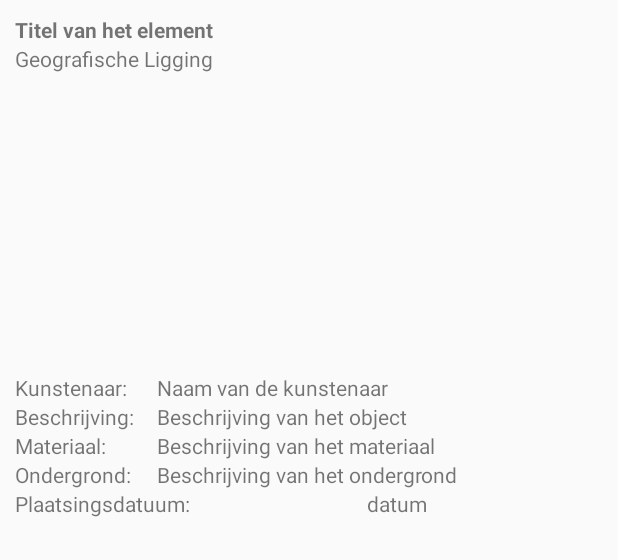
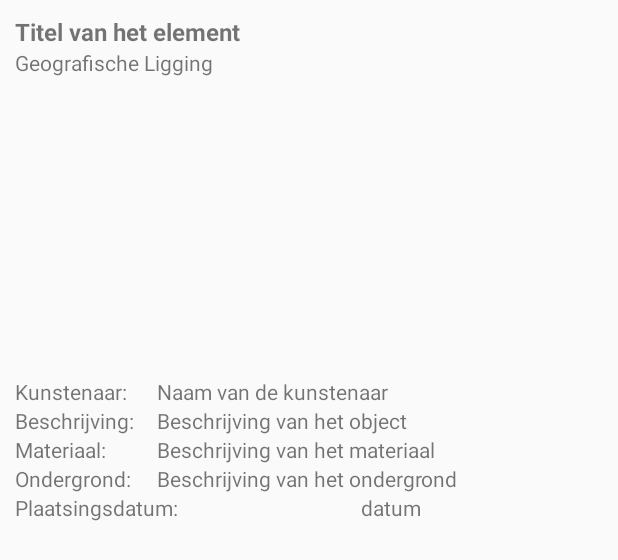
Before and after one commit to marcello505/Programmeren3Project, an Android app: the layout activity_detail.xml on its own in the app's theme, with its tools: preview values and no code run, on a phone screen of 412 x 824 dp. Shown: the top 560 px of the screen. Run offline under Robolectric (Android 15) with nearby library versions, the phone set to English and light mode, and no system bars.

Commit message:
Detailview geimplementeerd.

```diff
--- a/Project/app/src/main/res/layout/activity_detail.xml
+++ b/Project/app/src/main/res/layout/activity_detail.xml
@@ -13,9 +13,10 @@
         android:layout_height="wrap_content"
         android:text="Titel van het element"
         android:textStyle="bold"
+        android:textSize="16sp"
         app:layout_constraintEnd_toEndOf="parent"
         app:layout_constraintStart_toStartOf="parent"
-        app:layout_constraintTop_toTopOf="parent" />
+        app:layout_constraintTop_toTopOf="parent"/>
 
     <TextView
         android:id="@+id/tv_activity_detail_geografische_ligging"
@@ -37,28 +38,30 @@
     <TextView
         android:id="@+id/tv_activity_detail_kunstenaar"
         android:layout_width="wrap_content"
-        android:layout_height="wrap_content"
+        android:layout_height="0dp"
         android:text="@string/kunstenaar"
+        app:layout_constraintBottom_toBottomOf="@+id/tv_activity_detail_kunstenaar_invoer"
         app:layout_constraintStart_toStartOf="parent"
-        app:layout_constraintTop_toBottomOf="@+id/iv_activity_detail_image" />
+        app:layout_constraintTop_toTopOf="@+id/tv_activity_detail_kunstenaar_invoer" />
 
     <TextView
         android:id="@+id/tv_activity_detail_kunstenaar_invoer"
         android:layout_width="0dp"
         android:layout_height="wrap_content"
+        android:layout_marginStart="20dp"
         android:text="Naam van de kunstenaar"
-        android:layout_marginStart="20dp"
         app:layout_constraintEnd_toEndOf="parent"
         app:layout_constraintStart_toEndOf="@+id/tv_activity_detail_kunstenaar"
-        app:layout_constraintTop_toBottomOf="@+id/iv_activity_detail_image"/>
+        app:layout_constraintTop_toBottomOf="@+id/iv_activity_detail_image" />
 
     <TextView
         android:id="@+id/tv_activity_detail_beschrijving"
         android:layout_width="wrap_content"
-        android:layout_height="wrap_content"
+        android:layout_height="0dp"
         android:text="@string/beschrijving"
+        app:layout_constraintBottom_toBottomOf="@+id/tv_activity_detail_beschrijving_invoer"
         app:layout_constraintStart_toStartOf="parent"
-        app:layout_constraintTop_toBottomOf="@+id/tv_activity_detail_kunstenaar" />
+        app:layout_constraintTop_toBottomOf="@+id/tv_activity_detail_kunstenaar_invoer" />
 
     <TextView
         android:id="@+id/tv_activity_detail_beschrijving_invoer"
@@ -72,10 +75,11 @@
     <TextView
         android:id="@+id/tv_activity_detail_materiaal"
         android:layout_width="wrap_content"
-        android:layout_height="wrap_content"
+        android:layout_height="0dp"
         android:text="@string/materiaal"
+        app:layout_constraintBottom_toBottomOf="@+id/tv_activity_detail_materiaal_invoer"
         app:layout_constraintStart_toStartOf="parent"
-        app:layout_constraintTop_toBottomOf="@+id/tv_activity_detail_beschrijving" />
+        app:layout_constraintTop_toBottomOf="@+id/tv_activity_detail_beschrijving_invoer" />
 
     <TextView
         android:id="@+id/tv_activity_detail_materiaal_invoer"
@@ -89,10 +93,11 @@
     <TextView
         android:id="@+id/tv_activity_detail_ondergrond"
         android:layout_width="wrap_content"
-        android:layout_height="wrap_content"
+        android:layout_height="0dp"
         android:text="@string/ondergrond"
+        app:layout_constraintBottom_toBottomOf="@+id/tv_activity_detail_ondergrond_invoer"
         app:layout_constraintStart_toStartOf="parent"
-        app:layout_constraintTop_toBottomOf="@+id/tv_activity_detail_materiaal" />
+        app:layout_constraintTop_toTopOf="@+id/tv_activity_detail_ondergrond_invoer" />
 
     <TextView
         android:id="@+id/tv_activity_detail_ondergrond_invoer"
@@ -106,10 +111,11 @@
     <TextView
         android:id="@+id/tv_activity_detail_plaatsingsdatum"
         android:layout_width="wrap_content"
-        android:layout_height="wrap_content"
-        android:text="@string/plaatsingsdatuum"
+        android:layout_height="0dp"
+        android:text="@string/plaatsingsdatum"
+        app:layout_constraintBottom_toBottomOf="@+id/tv_activity_detail_plaatsingsdatum_invoer"
         app:layout_constraintStart_toStartOf="parent"
-        app:layout_constraintTop_toBottomOf="@+id/tv_activity_detail_ondergrond" />
+        app:layout_constraintTop_toTopOf="@+id/tv_activity_detail_plaatsingsdatum_invoer" />
 
     <TextView
         android:id="@+id/tv_activity_detail_plaatsingsdatum_invoer"
--- a/Project/app/src/main/res/values/strings.xml
+++ b/Project/app/src/main/res/values/strings.xml
@@ -4,5 +4,5 @@
     <string name="kunstenaar">Kunstenaar:</string>
     <string name="materiaal">Materiaal:</string>
     <string name="ondergrond">Ondergrond:</string>
-    <string name="plaatsingsdatuum">Plaatsingsdatuum:</string>
+    <string name="plaatsingsdatum">Plaatsingsdatum:</string>
 </resources>
```
Also changed, not shown: Project/app/src/main/java/com/marcellohaddeman/programmeren3project/DetailActivity.java (+47 -0 lines), Project/app/src/main/java/com/marcellohaddeman/programmeren3project/RecycleViewAdapter.java (+9 -0 lines).
